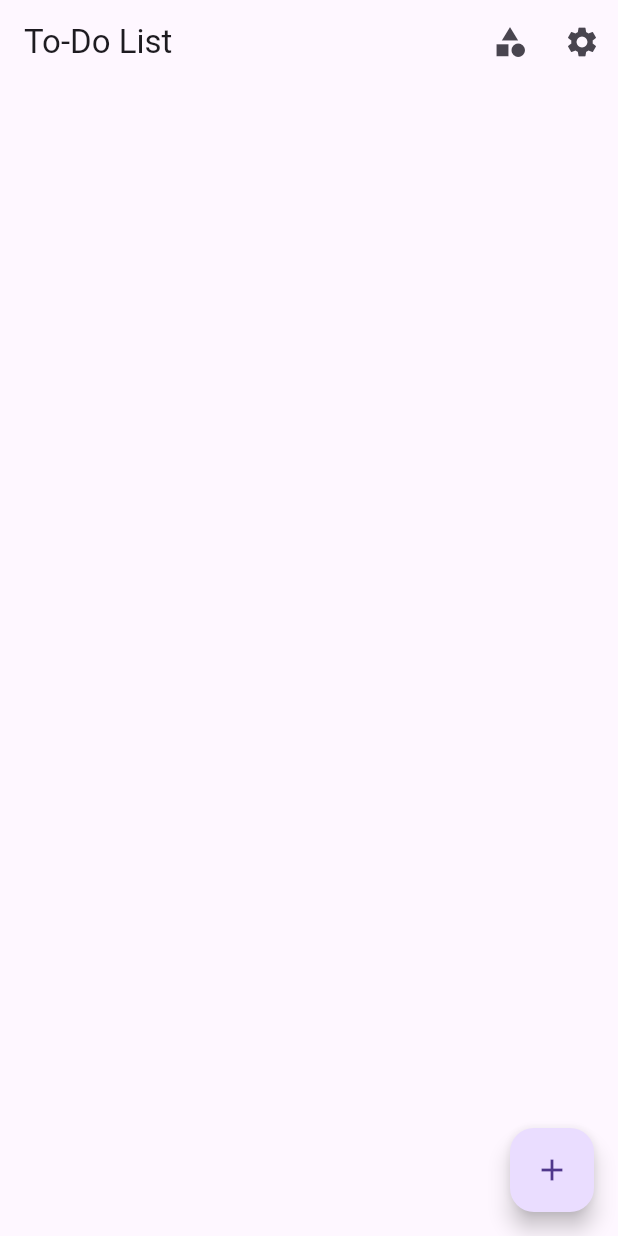
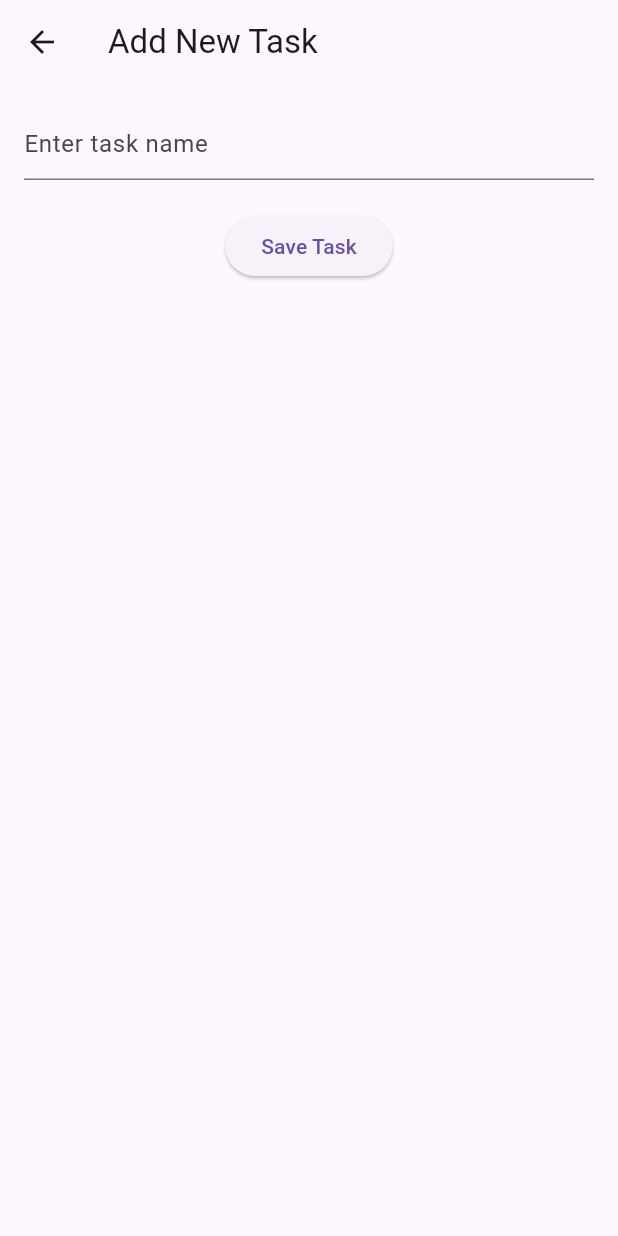
Before and after one commit to HarshiSharma04/Prasunet_AD_02, a Flutter app: the screen it shows after launch, after a tap on the "add" icon, on a phone screen of 412 x 824 dp. Run offline on Flutter 3.47's test engine with Material 3 defaults, Android fonts, the phone set to English and light mode, and no system bars.

Commit message:
second commit

```diff
--- /dev/null
+++ b/lib/add_task_page.dart
@@ -0,0 +1,50 @@
+import 'package:flutter/material.dart';
+
+class AddTaskPage extends StatefulWidget {
+  @override
+  _AddTaskPageState createState() => _AddTaskPageState();
+}
+
+class _AddTaskPageState extends State<AddTaskPage> {
+  String newTask = ''; // Explicitly declare as String type
+
+  void _saveTask() {
+    if (newTask.isNotEmpty) { // Check if newTask is not empty before popping
+      Navigator.of(context).pop(newTask);
+    } else {
+      // Handle case where newTask is empty or null
+      // Optionally show an error message or prevent saving
+    }
+  }
+
+  @override
+  Widget build(BuildContext context) {
+    return Scaffold(
+      appBar: AppBar(
+        title: Text('Add New Task'),
+      ),
+      body: Padding(
+        padding: EdgeInsets.all(16.0),
+        child: Column(
+          children: <Widget>[
+            TextField(
+              onChanged: (value) {
+                setState(() {
+                  newTask = value;
+                });
+              },
+              decoration: InputDecoration(
+                hintText: 'Enter task name',
+              ),
+            ),
+            SizedBox(height: 20),
+            ElevatedButton(
+              onPressed: _saveTask,
+              child: Text('Save Task'),
+            ),
+          ],
+        ),
+      ),
+    );
+  }
+}
--- a/lib/home_page.dart
+++ b/lib/home_page.dart
@@ -6,10 +6,19 @@ class HomePage extends StatefulWidget {
 }
 
 class _HomePageState extends State<HomePage> {
-  List<String> tasks = [];
+  int _currentIndex = 0; // Index for the selected tab
+  Color _hoverColor = Colors.transparent; // Initial hover color
 
-  void _addTask() {
-    Navigator.of(context).pushNamed('/add-task');
+  List<String> tasks = ['Task 1', 'Task 2', 'Task 3']; // Example tasks list
+
+  void _addTask() async {
+    // Navigate to AddTaskPage and wait for a result
+    final newTask = await Navigator.of(context).pushNamed('/add-task');
+    if (newTask != null && newTask is String) {
+      setState(() {
+        tasks.add(newTask); // Add the new task to the list
+      });
+    }
   }
 
   void _navigateToCompletedTasks() {
@@ -34,15 +43,22 @@ class _HomePageState extends State<HomePage> {
   Widget build(BuildContext context) {
     return Scaffold(
       appBar: AppBar(
-        title: Text('To-Do List'),
+        title: Text(
+          'TaskEase',
+          style: TextStyle(
+            fontWeight: FontWeight.bold,
+            color: Color(0xFF5C415D),
+          ),
+        ),
         actions: [
           IconButton(
-            icon: Icon(Icons.category),
-            onPressed: _navigateToCategories,
-          ),
-          IconButton(
-            icon: Icon(Icons.settings),
-            onPressed: _navigateToSettings,
+            icon: CircleAvatar(
+              backgroundImage: AssetImage('assets/profile.jpg'), // Replace with your asset image path
+            ),
+            onPressed: () {
+              // Navigate to profile page or show profile options
+              // For example, Navigator.pushNamed(context, '/profile');
+            },
           ),
         ],
       ),
@@ -64,6 +80,64 @@ class _HomePageState extends State<HomePage> {
         onPressed: _addTask,
         child: Icon(Icons.add),
       ),
+      bottomNavigationBar: MouseRegion(
+        onHover: (event) {
+          setState(() {
+            _hoverColor = Color(0xFF5C415D); // Set hover color
+          });
+        },
+        onExit: (event) {
+          setState(() {
+            _hoverColor = Colors.transparent; // Reset to transparent when not hovered
+          });
+        },
+        child: BottomNavigationBar(
+          currentIndex: _currentIndex,
+          onTap: (index) {
+            setState(() {
+              _currentIndex = index;
+              // Navigate to respective pages based on index
+              switch (index) {
+                case 0:
+                // Tasks page (current page)
+                  break;
+                case 1:
+                  _navigateToCategories(); // Navigate to Categories
+                  break;
+                case 2:
+                  _navigateToSettings(); // Navigate to Settings
+                  break;
+                case 3:
+                // Navigate to Calendar (add your navigation logic)
+                  break;
+              }
+            });
+          },
+          selectedIconTheme: IconThemeData(color: Color(0xFF5C415D)), // Color for selected icons
+          unselectedIconTheme: IconThemeData(color: Colors.grey), // Color for unselected icons
+          items: [
+            BottomNavigationBarItem(
+              icon: Icon(Icons.assignment),
+              label: 'Tasks',
+            ),
+            BottomNavigationBarItem(
+              icon: Icon(Icons.category),
+              label: 'Categories',
+            ),
+            BottomNavigationBarItem(
+              icon: Icon(Icons.calendar_today),
+              label: 'Calendar',
+            ),
+            BottomNavigationBarItem(
+              icon: Icon(Icons.settings),
+              label: 'Settings',
+            ),
+          ],
+          selectedItemColor: Color(0xFF5C415D), // Selected item color
+          unselectedItemColor: Colors.grey, // Unselected item color
+          backgroundColor: _hoverColor, // Background color changes on hover
+        ),
+      ),
     );
   }
 }
--- a/lib/main.dart
+++ b/lib/main.dart
@@ -1,4 +1,8 @@
 import 'package:flutter/material.dart';
+import 'package:to_do_list/settings_page.dart';
+import 'add_task_page.dart';
+import 'categories_page.dart';
+import 'completed_tasks_page.dart';
 import 'home_page.dart';
 import 'splash_screen.dart'; // Ensure this import points to your splash screen file
 
@@ -18,10 +22,10 @@ class MyApp extends StatelessWidget {
       debugShowCheckedModeBanner: false,
       routes: {
         '/home': (context) => HomePage(),
-       /* '/add-task': (context) => AddTaskPage(),
+        '/add-task': (context) => AddTaskPage(),
         '/completed-tasks': (context) => CompletedTasksPage(),
         '/categories': (context) => CategoriesPage(),
-        '/settings': (context) => SettingsPage(), */
+        '/settings': (context) => SettingsPage(),
       },
     );
   }
--- a/pubspec.yaml
+++ b/pubspec.yaml
@@ -61,6 +61,7 @@ flutter:
   # To add assets to your application, add an assets section, like this:
   assets:
      - assets/logo.png
+     - assets/profile.jpg
   #   - images/a_dot_ham.jpeg
 
   # An image asset can refer to one or more resolution-specific "variants", see
```
Also changed, not shown: lib/categories_page.dart (added, +24 -0 lines), lib/completed_tasks_page.dart (added, +24 -0 lines), lib/settings_page.dart (added, +15 -0 lines), assets/profile.jpg (added).
